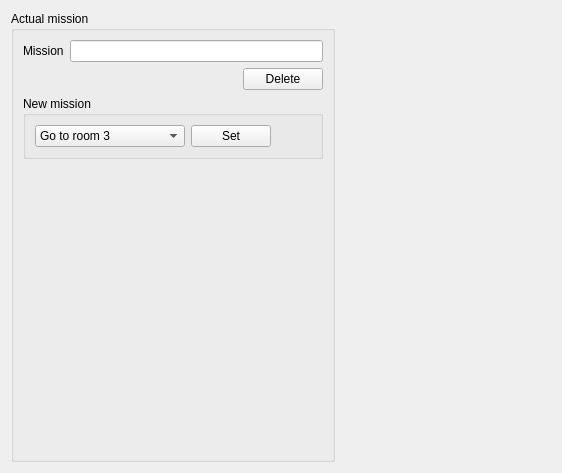
Before: the Qt Designer form components/missionDSR/src/localUI.ui in robocomp/dsr-graph, drawn with Qt 5.
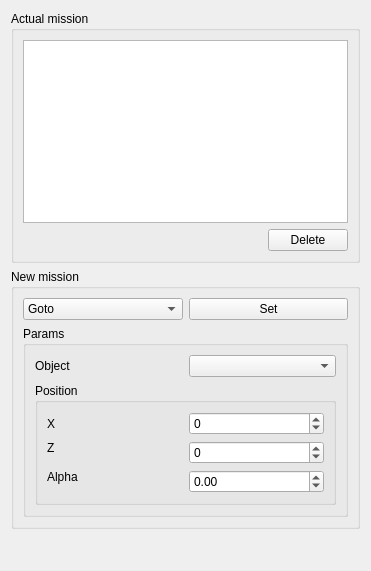
After: the same form once the commit is applied.

Commit message: [mission] Insert plan on intention node

```diff
--- a/components/missionDSR/src/localUI.ui
+++ b/components/missionDSR/src/localUI.ui
@@ -6,14 +6,14 @@
    <rect>
     <x>0</x>
     <y>0</y>
-    <width>562</width>
-    <height>473</height>
+    <width>371</width>
+    <height>571</height>
    </rect>
   </property>
   <property name="windowTitle">
    <string>mission</string>
   </property>
-  <layout class="QHBoxLayout" name="horizontalLayout_4">
+  <layout class="QVBoxLayout" name="verticalLayout_3">
    <item>
     <layout class="QVBoxLayout" name="verticalLayout">
      <item>
@@ -22,27 +22,12 @@
         <string>Actual mission</string>
        </property>
        <layout class="QVBoxLayout" name="verticalLayout_2">
+        <item>
+         <widget class="QTextEdit" name="mission_te"/>
+        </item>
         <item>
          <layout class="QHBoxLayout" name="horizontalLayout">
           <item>
-           <widget class="QLabel" name="label">
-            <property name="text">
-             <string>Mission</string>
-            </property>
-           </widget>
-          </item>
-          <item>
-           <widget class="QLineEdit" name="mision_le">
-            <property name="readOnly">
-             <bool>true</bool>
-            </property>
-           </widget>
-          </item>
-         </layout>
-        </item>
-        <item>
-         <layout class="QHBoxLayout" name="horizontalLayout_3">
-          <item>
            <spacer name="horizontalSpacer">
             <property name="orientation">
              <enum>Qt::Horizontal</enum>
@@ -64,11 +49,16 @@
           </item>
          </layout>
         </item>
+       </layout>
+      </widget>
+     </item>
         <item>
          <widget class="QGroupBox" name="groupBox_2">
           <property name="title">
            <string>New mission</string>
           </property>
+       <layout class="QVBoxLayout" name="verticalLayout_4">
+        <item>
           <layout class="QHBoxLayout" name="horizontalLayout_2">
            <item>
             <widget class="QComboBox" name="mision_cb">
@@ -80,17 +70,12 @@
              </property>
              <item>
               <property name="text">
-               <string>Go to room 3</string>
+              <string>Goto</string>
               </property>
              </item>
              <item>
               <property name="text">
-               <string>Go to room 5</string>
-              </property>
-             </item>
-             <item>
-              <property name="text">
-               <string>Grab mug X</string>
+              <string>Grab</string>
               </property>
              </item>
             </widget>
@@ -102,18 +87,103 @@
              </property>
             </widget>
            </item>
+         </layout>
+        </item>
            <item>
-            <spacer name="horizontalSpacer_2">
-             <property name="orientation">
-              <enum>Qt::Horizontal</enum>
-             </property>
-             <property name="sizeHint" stdset="0">
-              <size>
-               <width>40</width>
-               <height>20</height>
-              </size>
-             </property>
-            </spacer>
+         <widget class="QGroupBox" name="groupBox_3">
+          <property name="title">
+           <string>Params</string>
+          </property>
+          <layout class="QHBoxLayout" name="horizontalLayout_5">
+           <item>
+            <layout class="QVBoxLayout" name="verticalLayout_5">
+             <item>
+              <layout class="QHBoxLayout" name="horizontalLayout_6">
+               <item>
+                <widget class="QLabel" name="label_2">
+                 <property name="text">
+                  <string>Object</string>
+                 </property>
+                </widget>
+               </item>
+               <item>
+                <widget class="QComboBox" name="object_cb"/>
+               </item>
+              </layout>
+             </item>
+             <item>
+              <widget class="QGroupBox" name="groupBox_4">
+               <property name="title">
+                <string>Position</string>
+               </property>
+               <layout class="QGridLayout" name="gridLayout">
+                <item row="2" column="0" rowspan="2">
+                 <widget class="QLabel" name="label_5">
+                  <property name="text">
+                   <string>Alpha</string>
+                  </property>
+                 </widget>
+                </item>
+                <item row="3" column="1">
+                 <widget class="QDoubleSpinBox" name="alpha_pos_sb">
+                  <property name="minimum">
+                   <double>-3.140000000000000</double>
+                  </property>
+                  <property name="maximum">
+                   <double>3.140000000000000</double>
+                  </property>
+                  <property name="singleStep">
+                   <double>0.100000000000000</double>
+                  </property>
+                 </widget>
+                </item>
+                <item row="1" column="1" rowspan="2">
+                 <widget class="QSpinBox" name="z_pos_sb">
+                  <property name="minimum">
+                   <number>-10000</number>
+                  </property>
+                  <property name="maximum">
+                   <number>10000</number>
+                  </property>
+                  <property name="singleStep">
+                   <number>100</number>
+                  </property>
+                 </widget>
+                </item>
+                <item row="0" column="1">
+                 <widget class="QSpinBox" name="x_pos_sb">
+                  <property name="minimum">
+                   <number>-10000</number>
+                  </property>
+                  <property name="maximum">
+                   <number>10000</number>
+                  </property>
+                  <property name="singleStep">
+                   <number>100</number>
+                  </property>
+                 </widget>
+                </item>
+                <item row="0" column="0">
+                 <widget class="QLabel" name="label_3">
+                  <property name="text">
+                   <string>X</string>
+                  </property>
+                 </widget>
+                </item>
+                <item row="1" column="0">
+                 <widget class="QLabel" name="label_4">
+                  <property name="text">
+                   <string>Z</string>
+                  </property>
+                 </widget>
+                </item>
+               </layout>
+              </widget>
+             </item>
+            </layout>
+           </item>
+          </layout>
+         </widget>
            </item>
           </layout>
          </widget>
@@ -132,22 +202,6 @@
          </spacer>
         </item>
        </layout>
-      </widget>
-     </item>
-    </layout>
-   </item>
-   <item>
-    <spacer name="horizontalSpacer_3">
-     <property name="orientation">
-      <enum>Qt::Horizontal</enum>
-     </property>
-     <property name="sizeHint" stdset="0">
-      <size>
-       <width>203</width>
-       <height>20</height>
-      </size>
-     </property>
-    </spacer>
    </item>
   </layout>
  </widget>
```
Lines whose indentation alone changed are shown as unchanged. The commit also changes 2 other files.
